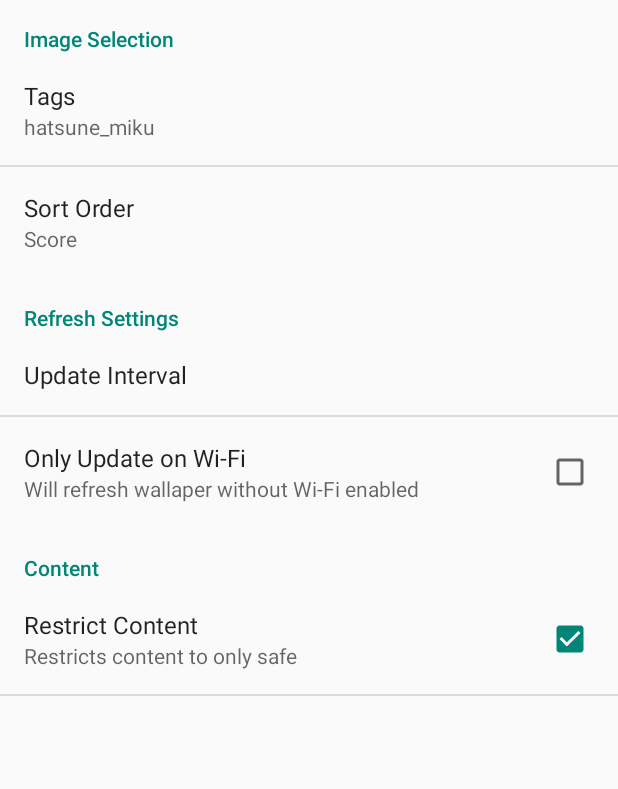
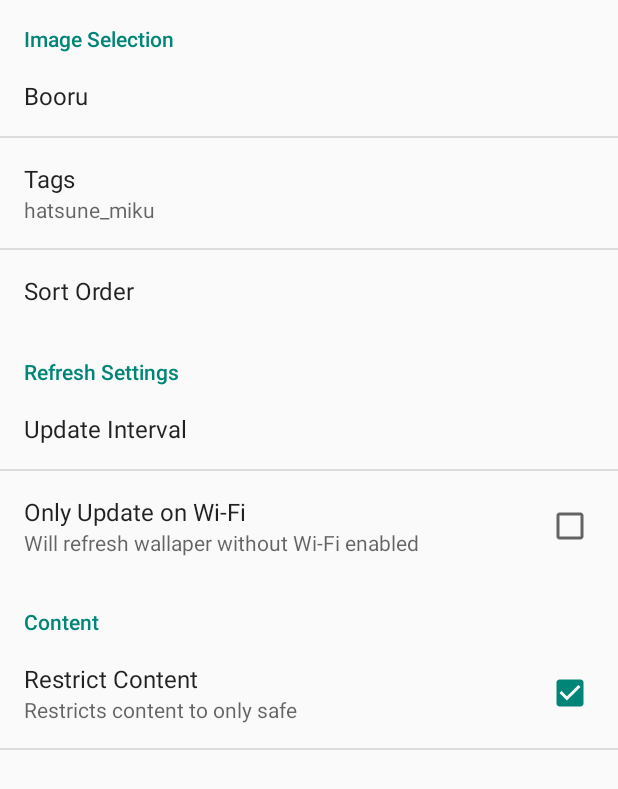
Before and after one commit to Flat/Konachan-for-Muzei, an Android app: the SettingsActivity screen opened directly, with no data from a screen before it, on a phone screen of 412 x 824 dp. Shown: the top 789 px of the screen. Run offline under Robolectric (Android 15) with nearby library versions, the phone set to English and light mode, and no system bars; libraries missing offline, so code that uses them is left out: com.google.android.apps.

Commit message:
Added support for gelbooru and future boorus

```diff
--- a/Muzei - Konachan Extension/src/main/java/com/chokoreto/muzei/konachan/SettingsActivity.java
+++ b/Muzei - Konachan Extension/src/main/java/com/chokoreto/muzei/konachan/SettingsActivity.java
@@ -30,6 +30,7 @@ public class SettingsActivity extends PreferenceActivity {
         bindPreferenceSummaryToValue(findPreference("tags"));
         bindPreferenceSummaryToValue(findPreference("pref_sort_order"));
         bindPreferenceSummaryToValue(findPreference("pref_refresh_time"));
+        bindPreferenceSummaryToValue(findPreference("pref_booru"));
     }
 
     private static Preference.OnPreferenceChangeListener sBindPreferenceSummaryToValueListener = new Preference.OnPreferenceChangeListener() {
@@ -41,8 +42,6 @@ public class SettingsActivity extends PreferenceActivity {
 
             }
             if (preference instanceof ListPreference) {
-                // For list preferences, look up the correct display value in
-                // the preference's 'entries' list.
                 ListPreference listPreference = (ListPreference) preference;
                 int index = listPreference.findIndexOfValue(stringValue);
 
--- a/Muzei - Konachan Extension/src/main/res/values/strings_activity_settings.xml
+++ b/Muzei - Konachan Extension/src/main/res/values/strings_activity_settings.xml
@@ -10,10 +10,10 @@
         <item>Widescreen Last</item>
     </string-array>
     <string-array name="pref_sort_options_values">
-        <item>order:score</item>
-        <item>order:fav</item>
-        <item>order:wide</item>
-        <item>order:nonwide</item>
+        <item>score</item>
+        <item>fav</item>
+        <item>wide</item>
+        <item>nonwide</item>
     </string-array>
     <string name="pref_rating_select_title">Rating</string>
     <string name="pref_restrict_content_title">Restrict Content</string>
@@ -37,4 +37,15 @@
         <item>4320</item>
     </string-array>
     <string name="pref_wifi">Only Update on Wi-Fi</string>
+    <string name="pref_booru_title">Booru</string>
+    <string-array name="pref_booru_selections">
+        <item>konachan.com</item>
+        <item>gelbooru.com</item>
+  <!--      <item>danbooru.donmai.us</item> -->
+    </string-array>
+    <string-array name="pref_booru_selections_values">
+        <item>konachan.com</item>
+        <item>gelbooru.com</item>
+   <!--     <item>danbooru.donmai.us</item> -->
+    </string-array>
 </resources>
--- a/Muzei - Konachan Extension/src/main/res/xml/pref_general.xml
+++ b/Muzei - Konachan Extension/src/main/res/xml/pref_general.xml
@@ -1,5 +1,13 @@
 <PreferenceScreen xmlns:android="http://schemas.android.com/apk/res/android">
     <PreferenceCategory android:title="Image Selection">
+    <ListPreference
+        android:key="pref_booru"
+        android:title="@string/pref_booru_title"
+        android:defaultValue="0"
+        android:entries="@array/pref_booru_selections"
+        android:entryValues="@array/pref_booru_selections_values"
+        android:negativeButtonText="@null"
+        android:positiveButtonText="@null" />
     <EditTextPreference
         android:key="tags"
         android:title="@string/pref_tags"
@@ -45,5 +53,8 @@
         android:summaryOff="Non-safe images are currently allowed"
         />
     </PreferenceCategory>
+<!--
+
+-->
 
 </PreferenceScreen>
```
Also changed, not shown: Muzei - Konachan Extension/src/main/java/com/chokoreto/muzei/konachan/Config.java (+46 -4 lines), Muzei - Konachan Extension/src/main/java/com/chokoreto/muzei/konachan/KonachanArtSource.java (+37 -7 lines), Muzei - Konachan Extension/src/main/java/com/chokoreto/muzei/konachan/KonachanService.java (+7 -3 lines).
